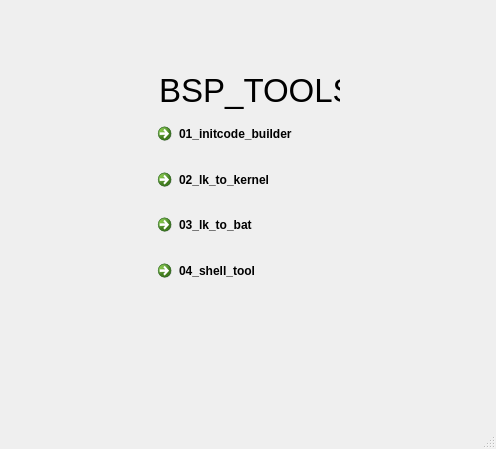
Old version of the form 03_bsp_tools/ui_mainwindow.ui in the repository 0aibin0/python_pyqt5_learning.
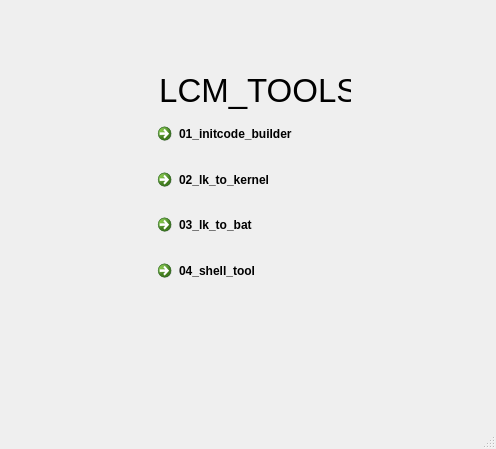
New version of the form.

The edit to the form file:
```diff
--- a/03_bsp_tools/ui_mainwindow.ui
+++ b/03_bsp_tools/ui_mainwindow.ui
@@ -19,7 +19,7 @@
      <rect>
       <x>150</x>
       <y>70</y>
-      <width>190</width>
+      <width>201</width>
       <height>223</height>
      </rect>
     </property>
@@ -56,7 +56,7 @@
         <string notr="true"/>
        </property>
        <property name="text">
-        <string> BSP_TOOLS</string>
+        <string> LCM_TOOLS</string>
        </property>
       </widget>
      </item>
```
